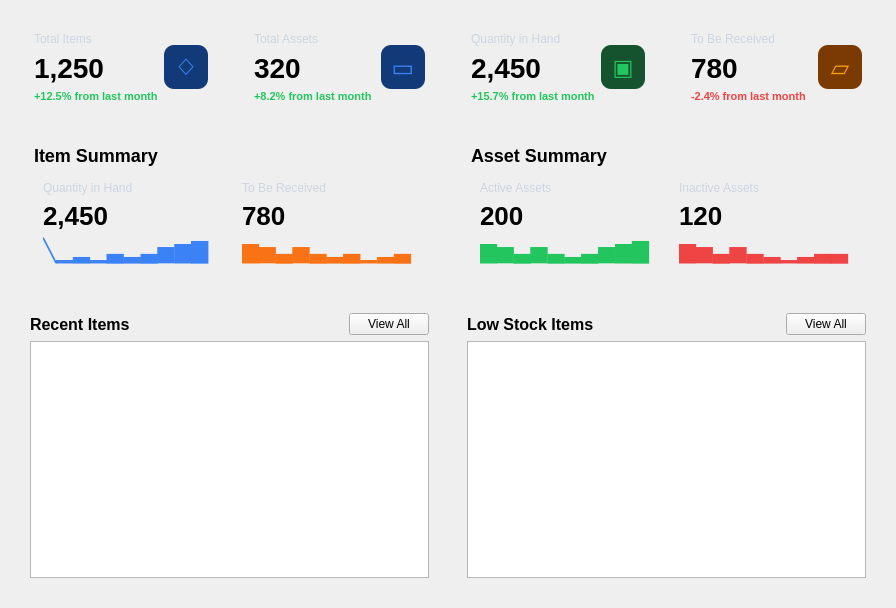
Old version of the form InventoryQtApp/DashboardPage.ui in the repository Felipeact/InventoryQtApp.
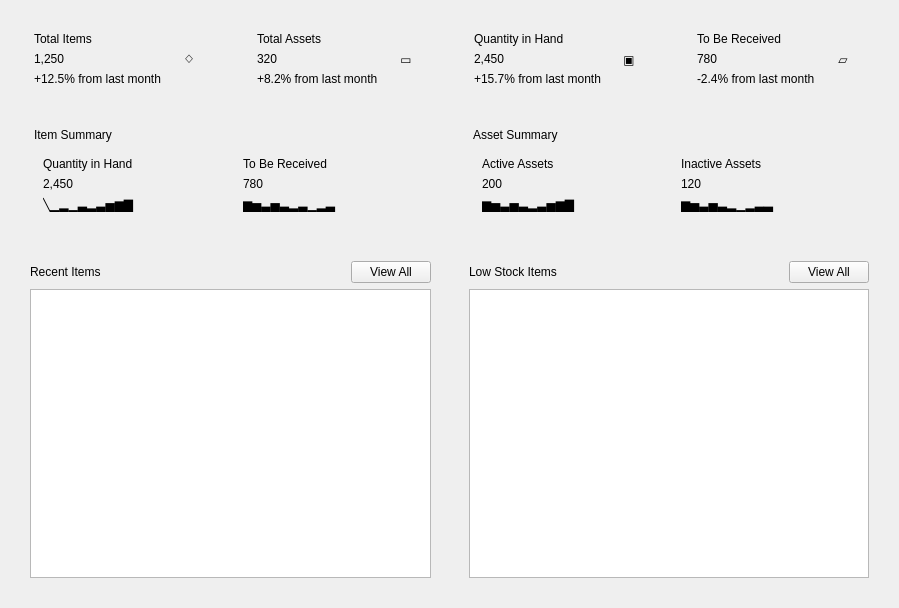
New version of the form.

Commit message: Dashboard and Items Pages Ui created and updated successfuly

The edit to the form file:
```diff
--- a/InventoryQtApp/DashboardPage.ui
+++ b/InventoryQtApp/DashboardPage.ui
@@ -54,7 +54,7 @@
 										<item>
 											<widget class="QLabel" name="totalItemsTitle">
 												<property name="styleSheet">
-													<string>color:#CBD5E1;font-size:12px;</string>
+													<string notr="true"/>
 												</property>
 												<property name="text">
 													<string>Total Items</string>
@@ -64,7 +64,7 @@
 										<item>
 											<widget class="QLabel" name="totalItemsValue">
 												<property name="styleSheet">
-													<string>font-size:28px;font-weight:700;</string>
+													<string notr="true"/>
 												</property>
 												<property name="text">
 													<string>1,250</string>
@@ -74,7 +74,7 @@
 										<item>
 											<widget class="QLabel" name="totalItemsChange">
 												<property name="styleSheet">
-													<string>color:#22C55E;font-size:11px;font-weight:600;</string>
+													<string notr="true"/>
 												</property>
 												<property name="text">
 													<string>+12.5% from last month</string>
@@ -98,7 +98,7 @@
 											</size>
 										</property>
 										<property name="styleSheet">
-											<string>background-color:#123A78;color:#3B82F6;border-radius:10px;font-size:24px;</string>
+											<string notr="true"/>
 										</property>
 										<property name="text">
 											<string>◇</string>
@@ -131,7 +131,7 @@
 										<item>
 											<widget class="QLabel" name="totalAssetsTitle">
 												<property name="styleSheet">
-													<string>color:#CBD5E1;font-size:12px;</string>
+													<string notr="true"/>
 												</property>
 												<property name="text">
 													<string>Total Assets</string>
@@ -141,7 +141,7 @@
 										<item>
 											<widget class="QLabel" name="totalAssetsValue">
 												<property name="styleSheet">
-													<string>font-size:28px;font-weight:700;</string>
+													<string notr="true"/>
 												</property>
 												<property name="text">
 													<string>320</string>
@@ -151,7 +151,7 @@
 										<item>
 											<widget class="QLabel" name="totalAssetsChange">
 												<property name="styleSheet">
-													<string>color:#22C55E;font-size:11px;font-weight:600;</string>
+													<string notr="true"/>
 												</property>
 												<property name="text">
 													<string>+8.2% from last month</string>
@@ -175,7 +175,7 @@
 											</size>
 										</property>
 										<property name="styleSheet">
-											<string>background-color:#123A78;color:#3B82F6;border-radius:10px;font-size:24px;</string>
+											<string notr="true"/>
 										</property>
 										<property name="text">
 											<string>▭</string>
@@ -208,7 +208,7 @@
 										<item>
 											<widget class="QLabel" name="quantityTitle">
 												<property name="styleSheet">
-													<string>color:#CBD5E1;font-size:12px;</string>
+													<string notr="true"/>
 												</property>
 												<property name="text">
 													<string>Quantity in Hand</string>
@@ -218,7 +218,7 @@
 										<item>
 											<widget class="QLabel" name="quantityInHandValue">
 												<property name="styleSheet">
-													<string>font-size:28px;font-weight:700;</string>
+													<string notr="true"/>
 												</property>
 												<property name="text">
 													<string>2,450</string>
@@ -228,7 +228,7 @@
 										<item>
 											<widget class="QLabel" name="quantityChange">
 												<property name="styleSheet">
-													<string>color:#22C55E;font-size:11px;font-weight:600;</string>
+													<string notr="true"/>
 												</property>
 												<property name="text">
 													<string>+15.7% from last month</string>
@@ -252,7 +252,7 @@
 											</size>
 										</property>
 										<property name="styleSheet">
-											<string>background-color:#14532D;color:#22C55E;border-radius:10px;font-size:22px;</string>
+											<string notr="true"/>
 										</property>
 										<property name="text">
 											<string>▣</string>
@@ -285,7 +285,7 @@
 										<item>
 											<widget class="QLabel" name="receivedTitle">
 												<property name="styleSheet">
-													<string>color:#CBD5E1;font-size:12px;</string>
+													<string notr="true"/>
 												</property>
 												<property name="text">
 													<string>To Be Received</string>
@@ -295,7 +295,7 @@
 										<item>
 											<widget class="QLabel" name="toBeReceivedValue">
 												<property name="styleSheet">
-													<string>font-size:28px;font-weight:700;</string>
+													<string notr="true"/>
 												</property>
 												<property name="text">
 													<string>780</string>
@@ -305,7 +305,7 @@
 										<item>
 											<widget class="QLabel" name="receivedChange">
 												<property name="styleSheet">
-													<string>color:#EF4444;font-size:11px;font-weight:600;</string>
+													<string notr="true"/>
 												</property>
 												<property name="text">
 													<string>-2.4% from last month</string>
@@ -329,7 +329,7 @@
 											</size>
 										</property>
 										<property name="styleSheet">
-											<string>background-color:#7C3A03;color:#F59E0B;border-radius:10px;font-size:24px;</string>
+											<string notr="true"/>
 										</property>
 										<property name="text">
 											<string>▱</string>
@@ -367,7 +367,7 @@
 								<item>
 									<widget class="QLabel" name="itemSummaryTitle">
 										<property name="styleSheet">
-											<string>font-size:18px;font-weight:700;</string>
+											<string notr="true"/>
 										</property>
 										<property name="text">
 											<string>Item Summary</string>
@@ -382,7 +382,7 @@
 													<item>
 														<widget class="QLabel" name="itemLeftLabel">
 															<property name="styleSheet">
-																<string>color:#CBD5E1;font-size:12px;</string>
+																<string notr="true"/>
 															</property>
 															<property name="text">
 																<string>Quantity in Hand</string>
@@ -392,7 +392,7 @@
 													<item>
 														<widget class="QLabel" name="itemQuantityValue">
 															<property name="styleSheet">
-																<string>font-size:26px;font-weight:700;</string>
+																<string notr="true"/>
 															</property>
 															<property name="text">
 																<string>2,450</string>
@@ -402,7 +402,7 @@
 													<item>
 														<widget class="QLabel" name="itemChartBlue">
 															<property name="styleSheet">
-																<string>color:#3B82F6;font-size:22px;</string>
+																<string notr="true"/>
 															</property>
 															<property name="text">
 																<string>╲▁▂▁▃▂▃▅▆▇</string>
@@ -418,7 +418,7 @@
 													<item>
 														<widget class="QLabel" name="itemRightLabel">
 															<property name="styleSheet">
-																<string>color:#CBD5E1;font-size:12px;</string>
+																<string notr="true"/>
 															</property>
 															<property name="text">
 																<string>To Be Received</string>
@@ -428,7 +428,7 @@
 													<item>
 														<widget class="QLabel" name="itemReceivedValue">
 															<property name="styleSheet">
-																<string>font-size:26px;font-weight:700;</string>
+																<string notr="true"/>
 															</property>
 															<property name="text">
 																<string>780</string>
@@ -438,7 +438,7 @@
 													<item>
 														<widget class="QLabel" name="itemChartOrange">
 															<property name="styleSheet">
-																<string>color:#F97316;font-size:22px;</string>
+																<string notr="true"/>
 															</property>
 															<property name="text">
 																<string>▆▅▃▅▃▂▃▁▂▃</string>
@@ -471,7 +471,7 @@
 								<item>
 									<widget class="QLabel" name="assetSummaryTitle">
 										<property name="styleSheet">
-											<string>font-size:18px;font-weight:700;</string>
+											<string notr="true"/>
 										</property>
 										<property name="text">
 											<string>Asset Summary</string>
@@ -486,7 +486,7 @@
 													<item>
 														<widget class="QLabel" name="assetActiveLabel">
 															<property name="styleSheet">
-																<string>color:#CBD5E1;font-size:12px;</string>
+																<string notr="true"/>
 															</property>
 															<property name="text">
 																<string>Active Assets</string>
@@ -496,7 +496,7 @@
 													<item>
 														<widget class="QLabel" name="assetActiveValue">
 															<property name="styleSheet">
-																<string>font-size:26px;font-weight:700;</string>
+																<string notr="true"/>
 															</property>
 															<property name="text">
 																<string>200</string>
@@ -506,7 +506,7 @@
 													<item>
 														<widget class="QLabel" name="assetChartGreen">
 															<property name="styleSheet">
-																<string>color:#22C55E;font-size:22px;</string>
+																<string notr="true"/>
 															</property>
 															<property name="text">
 																<string>▆▅▃▅▃▂▃▅▆▇</string>
@@ -522,7 +522,7 @@
 													<item>
 														<widget class="QLabel" name="assetInactiveLabel">
 															<property name="styleSheet">
-																<string>color:#CBD5E1;font-size:12px;</string>
+																<string notr="true"/>
 															</property>
 															<property name="text">
 																<string>Inactive Assets</string>
@@ -532,7 +532,7 @@
 													<item>
 														<widget class="QLabel" name="assetInactiveValue">
 															<property name="styleSheet">
-																<string>font-size:26px;font-weight:700;</string>
+																<string notr="true"/>
 															</property>
 															<property name="text">
 																<string>120</string>
@@ -542,7 +542,7 @@
 													<item>
 														<widget class="QLabel" name="assetChartRed">
 															<property name="styleSheet">
-																<string>color:#EF4444;font-size:22px;</string>
+																<string notr="true"/>
 															</property>
 															<property name="text">
 																<string>▆▅▃▅▃▂▁▂▃▃</string>
@@ -584,7 +584,7 @@
 										<item>
 											<widget class="QLabel" name="recentTitle">
 												<property name="styleSheet">
-													<string>font-size:16px;font-weight:700;</string>
+													<string notr="true"/>
 												</property>
 												<property name="text">
 													<string>Recent Items</string>
@@ -639,7 +639,7 @@
 										<item>
 											<widget class="QLabel" name="lowStockTitle">
 												<property name="styleSheet">
-													<string>font-size:16px;font-weight:700;</string>
+													<string notr="true"/>
 												</property>
 												<property name="text">
 													<string>Low Stock Items</string>
```
The commit also changes 6 other files.
